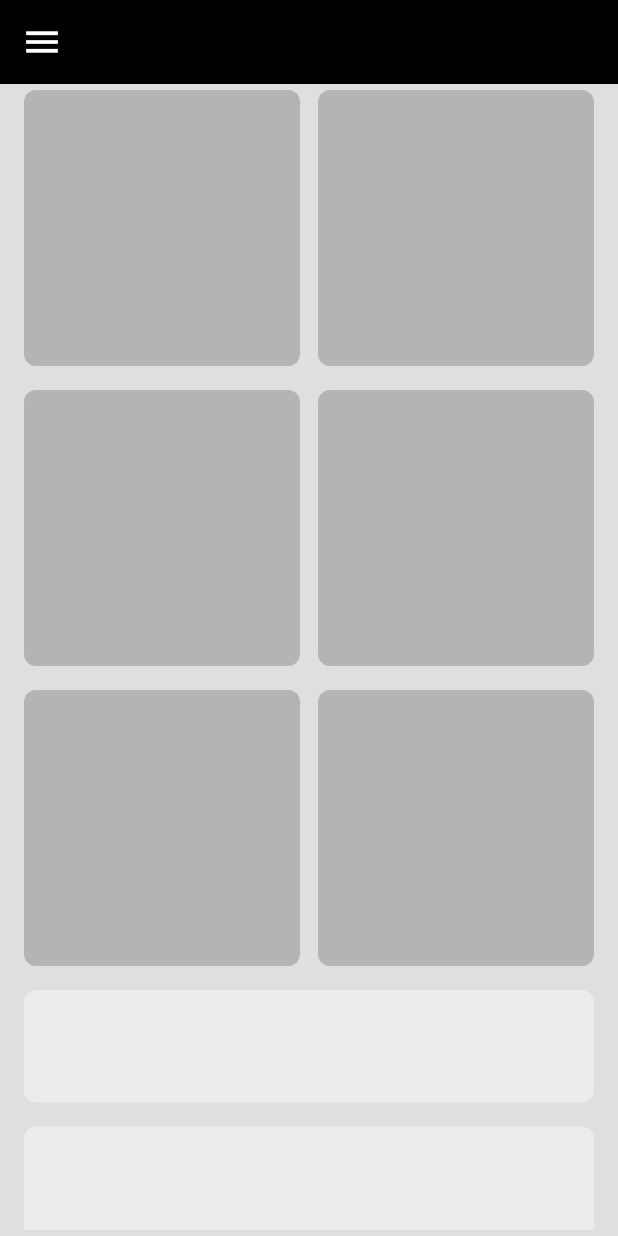
After one commit to Mahmoud-Adel-Ali/adaptive_app, a Flutter app: the screen it shows after launch, on a phone screen of 412 x 824 dp. The commit adds this screen. Run offline on Flutter 3.47's test engine with Material 3 defaults, Android fonts, the phone set to English and light mode, and no system bars.

Commit message:
Refactor code

```diff
--- a/lib/widgets/custom_list.dart
+++ b/lib/widgets/custom_list.dart
@@ -6,7 +6,8 @@ class CustomList extends StatelessWidget {
 
   @override
   Widget build(BuildContext context) {
-    return SizedBox(
+    return SliverToBoxAdapter(
+      child: SizedBox(
         height: 150,
         child: ListView.builder(
           // shrinkWrap: true,
@@ -20,6 +21,7 @@ class CustomList extends StatelessWidget {
             );
           },
         ),
+      ),
     );
   }
 }
--- a/lib/widgets/custom_sliver_grid.dart
+++ b/lib/widgets/custom_sliver_grid.dart
@@ -6,9 +6,7 @@ class CustomSliverGrid extends StatelessWidget {
 
   @override
   Widget build(BuildContext context) {
-    return GridView.builder(
-      shrinkWrap: true,
-      physics: const NeverScrollableScrollPhysics(),
+    return SliverGrid.builder(
       itemCount: 6,
       gridDelegate: const SliverGridDelegateWithFixedCrossAxisCount(
         crossAxisCount: 2,
--- a/lib/widgets/home_view_body.dart
+++ b/lib/widgets/home_view_body.dart
@@ -1,7 +1,5 @@
-
-import 'package:adaptive_app/widgets/custom_list.dart';
-import 'package:adaptive_app/widgets/custom_sliver_list.dart';
-import 'package:adaptive_app/widgets/custom_sliver_grid.dart';
+import 'package:adaptive_app/widgets/mobile_layout.dart';
+import 'package:adaptive_app/widgets/tablet_layout.dart';
 import 'package:flutter/material.dart';
 
 class HomeViewBody extends StatelessWidget {
@@ -9,21 +7,16 @@ class HomeViewBody extends StatelessWidget {
 
   @override
   Widget build(BuildContext context) {
-    return Padding(
-      padding: const EdgeInsets.only(left: 16, right: 16, top: 4, bottom: 4),
-      child: CustomScrollView(
-        slivers: [
-          SliverToBoxAdapter(
-            child: LayoutBuilder(builder: (context, constrains) {
-              if (constrains.maxWidth >= 500) {
-                return const CustomList();
-              } else {
-                return const CustomSliverGrid();
-              }
-            }),
-          ),
-          const CustomSliverList(),
-        ],
+    return  Padding(
+      padding: EdgeInsets.only(left: 16,right: 16,top: 4,bottom: 4),
+      child: LayoutBuilder(
+        builder: (context,constrains) {
+          if (constrains.maxWidth > 500) {
+            return const TabletLayout();
+          } else {
+            return const MobileLayout();
+          }
+        }
       ),
     );
   }
--- /dev/null
+++ b/lib/widgets/mobile_layout.dart
@@ -0,0 +1,19 @@
+import 'package:adaptive_app/widgets/custom_sliver_grid.dart';
+import 'package:adaptive_app/widgets/custom_sliver_list_view.dart';
+import 'package:flutter/material.dart';
+
+class MobileLayout extends StatelessWidget {
+  const MobileLayout({
+    super.key,
+  });
+
+  @override
+  Widget build(BuildContext context) {
+    return const CustomScrollView(
+      slivers: [
+        CustomSliverGrid(),
+        CustomSliverList(),
+      ],
+    );
+  }
+}
```
Also changed, not shown: lib/widgets/custom_sliver_list_view.dart (added, +16 -0 lines), lib/widgets/tablet_layout.dart (added, +17 -0 lines). Lines whose indentation alone changed are shown as unchanged.
